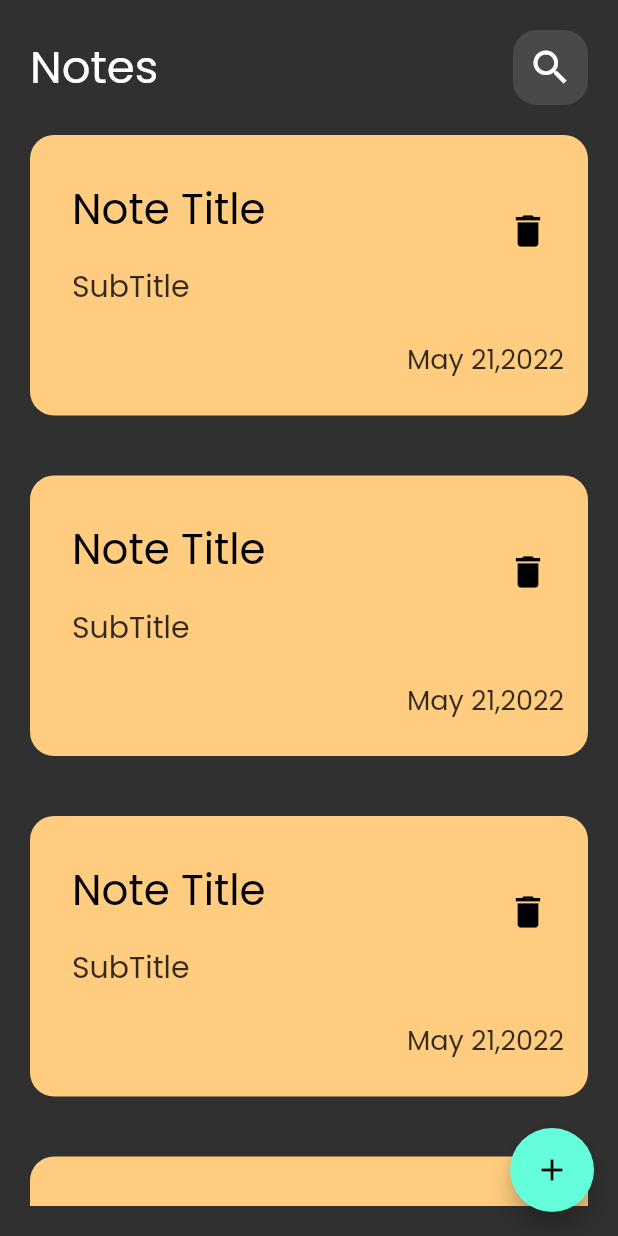
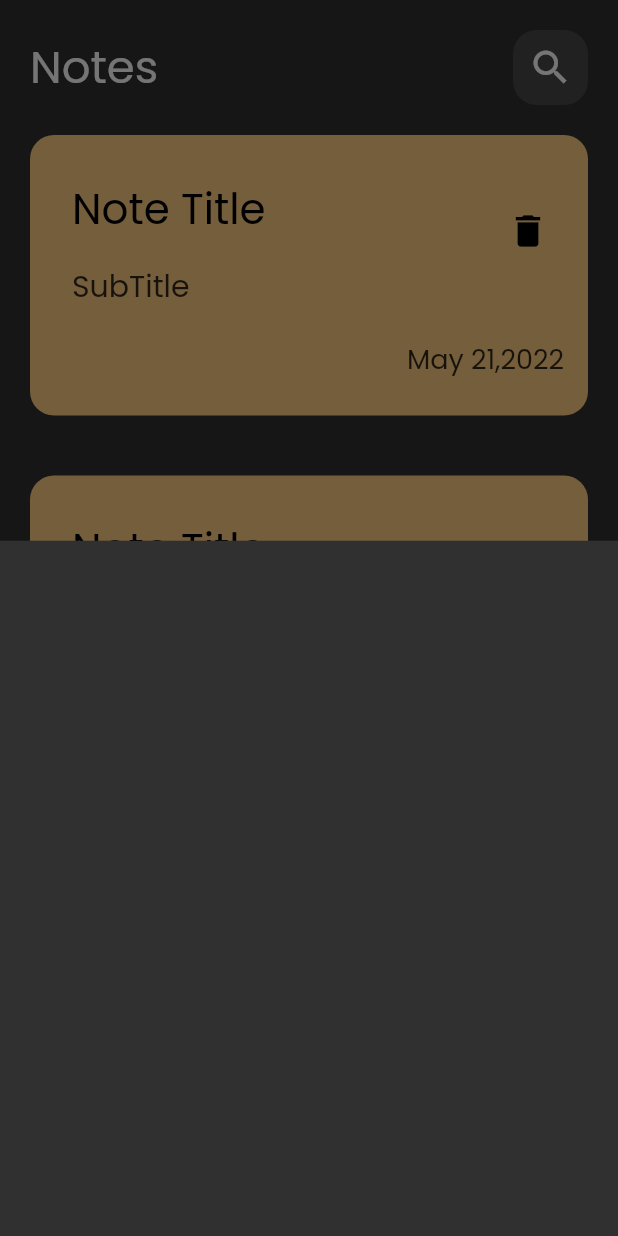
Before and after one commit to BishoyEssam/Notes-App, a Flutter app: the screen it shows after launch, after a tap on the "add" icon, on a phone screen of 412 x 824 dp. Run offline on Flutter 3.47's test engine with Material 2 defaults, Android fonts, the phone set to English and light mode, and no system bars.

Commit message:
creating AddNoteBottomSheet

```diff
--- a/lib/views/NotesView.dart
+++ b/lib/views/NotesView.dart
@@ -1,4 +1,7 @@
+// ignore_for_file: file_names
+
 import 'package:flutter/material.dart';
+import '../widgets/AddNoteBottomSheet.dart';
 import '../widgets/notesViewBody.dart';
 
 class NotesView extends StatelessWidget {
@@ -8,7 +11,14 @@ class NotesView extends StatelessWidget {
   Widget build(BuildContext context) {
     return Scaffold(
       floatingActionButton: FloatingActionButton(
-        onPressed: () {},
+        onPressed: () {
+          showModalBottomSheet(
+            context: context,
+            builder: (context) {
+              return const AddNoteBottomSheet();
+            },
+          );
+        },
         child: const Icon(Icons.add),
       ),
       body: const SafeArea(
--- /dev/null
+++ b/lib/widgets/AddNoteBottomSheet.dart
@@ -0,0 +1,14 @@
+// ignore_for_file: file_names
+
+import 'package:flutter/material.dart';
+
+class AddNoteBottomSheet extends StatelessWidget {
+  const AddNoteBottomSheet({
+    super.key,
+  });
+
+  @override
+  Widget build(BuildContext context) {
+    return Container();
+  }
+}
--- a/lib/widgets/NoteItem.dart
+++ b/lib/widgets/NoteItem.dart
@@ -1,3 +1,5 @@
+// ignore_for_file: file_names
+
 import 'package:flutter/material.dart';
 
 class NoteItem extends StatelessWidget {
--- a/lib/widgets/NotesBuilder.dart
+++ b/lib/widgets/NotesBuilder.dart
@@ -1,3 +1,5 @@
+// ignore_for_file: file_names
+
 import 'package:flutter/material.dart';
 import 'package:notesapp/widgets/NoteItem.dart';
 
```
